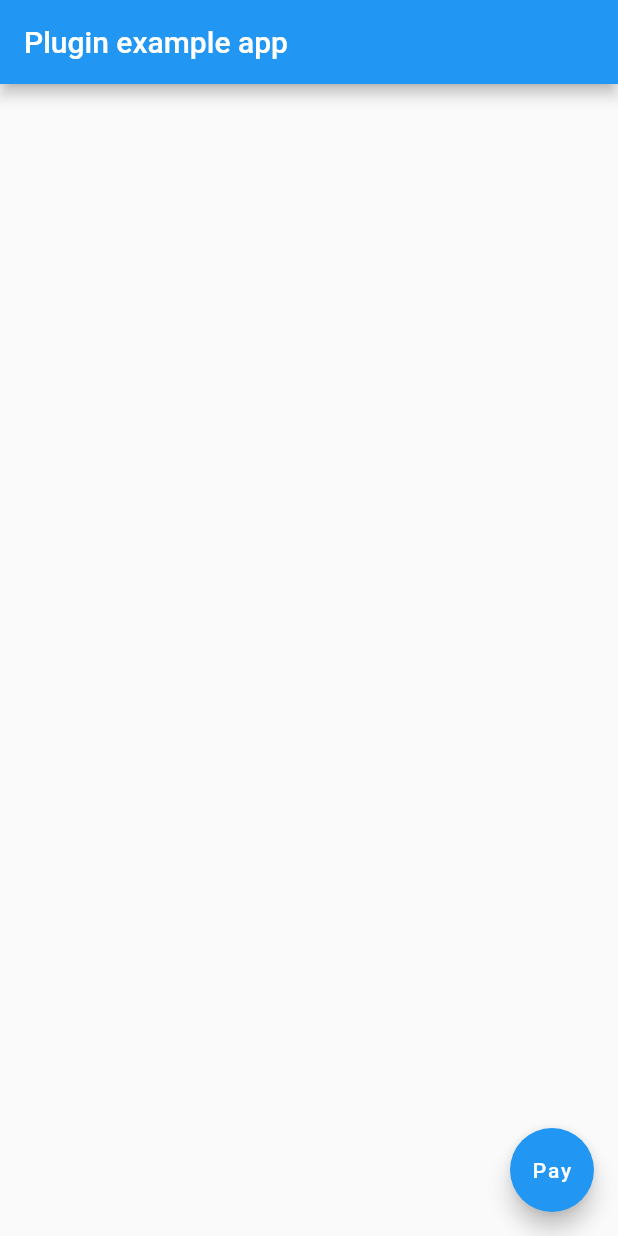
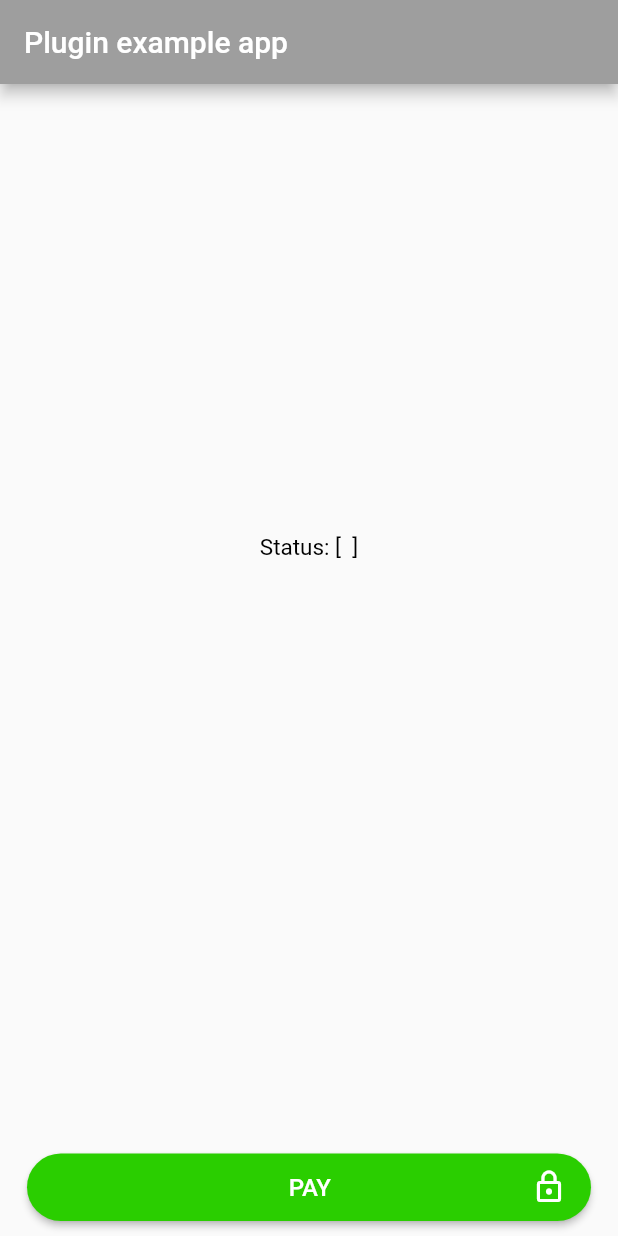
Before and after one commit to Tap-Payments/gosellSDK-Flutter, a Flutter app: the screen it shows after launch, on a phone screen of 412 x 824 dp. Run offline on Flutter 3.47's test engine with Material 2 defaults, Android fonts, the phone set to English and light mode, and no system bars.

Commit message:
Integrate pay button

```diff
--- a/example/lib/main.dart
+++ b/example/lib/main.dart
@@ -1,9 +1,11 @@
+import 'dart:io';
 import 'package:flutter/material.dart';
 import 'dart:async';
 
 import 'package:flutter/services.dart';
 import 'package:go_sell_sdk_flutter/go_sell_sdk_flutter.dart';
 import 'package:go_sell_sdk_flutter/model/models.dart';
+import 'package:go_sell_sdk_flutter_example/tap_loader/awesome_loader.dart';
 
 void main() => runApp(MyApp());
 
@@ -19,10 +21,16 @@ class _MyAppState extends State<MyApp> {
   String sdkErrorCode;
   String sdkErrorMessage;
   String sdkErrorDescription;
+  bool _showLoader;
+
+  Color _buttonColor;
+  double _bottom;
 
   @override
   void initState() {
     super.initState();
+    _buttonColor = Color(0xff2ace00);
+    _showLoader = false;
     configureSDK();
   }
 
@@ -39,7 +47,7 @@ class _MyAppState extends State<MyApp> {
     GoSellSdkFlutter.configureApp(
         bundleId: "company.tap.goSellSDKExample",
         productionSecreteKey: "sk_live_kovrMB0mupFJXfNZWx6Etg5y",
-        sandBoxsecretKey:  "sk_test_kovrMB0mupFJXfNZWx6Etg5y",
+        sandBoxsecretKey: "sk_test_kovrMB0mupFJXfNZWx6Etg5y",
         lang: "en");
   }
 
@@ -63,8 +71,7 @@ class _MyAppState extends State<MyApp> {
             PaymentItem(
                 name: "item1",
                 amountPerUnit: 1,
-                quantity: Quantity(
-                    value: 1),
+                quantity: Quantity(value: 1),
                 discount: {
                   "type": "F",
                   "value": 10,
@@ -162,7 +169,7 @@ class _MyAppState extends State<MyApp> {
           // Allowed cards
           allowedCadTypes: CardType.CREDIT,
           applePayMerchantID: "applePayMerchantID",
-          allowsToSaveSameCardMoreThanOnce:false,
+          allowsToSaveSameCardMoreThanOnce: false,
           paymentType: PaymentType.ALL,
           sdkMode: SDKMode.Sandbox);
     } on PlatformException {
@@ -177,7 +184,12 @@ class _MyAppState extends State<MyApp> {
   }
 
   Future<void> startSDK() async {
+    setState(() {
+      _showLoader = true;
+    });
+
     tapSDKResult = await GoSellSdkFlutter.startPaymentSDK;
+    _showLoader = false;
     print('>>>> ${tapSDKResult['sdk_result']}');
     setState(() {
       switch (tapSDKResult['sdk_result']) {
@@ -265,15 +277,67 @@ class _MyAppState extends State<MyApp> {
         home: Scaffold(
             appBar: AppBar(
               title: const Text('Plugin example app'),
+              backgroundColor: Colors.grey,
             ),
-        body: Center(child: Text('$sdkStatus  $responseID ')),
-        floatingActionButton: FloatingActionButton(
-          onPressed: () {
-            startSDK();
-          },
-          child: Text('Pay'),
+            body: SafeArea(
+              child: Stack(
+                alignment: Alignment.center,
+                children: <Widget>[
+                  Positioned(
+                    top: 300,
+                    left: 18,
+                    right: 18,
+                    child: Text("Status: [$sdkStatus $responseID ]",
+                        style: TextStyle(
+                            color: Colors.black,
+                            fontWeight: FontWeight.w400,
+                            fontFamily: "Roboto",
+                            fontStyle: FontStyle.normal,
+                            fontSize: 15.0),
+                        textAlign: TextAlign.center),
+                  ),
+                  Positioned(
+                    bottom: Platform.isIOS ? 0 : 10,
+                    left: 18,
+                    right: 18,
+                    child: SizedBox(
+                        height: 45,
+                        child: RaisedButton(
+                          color: _buttonColor,
+                          clipBehavior: Clip.hardEdge,
+                          shape: RoundedRectangleBorder(
+                              borderRadius: BorderRadiusDirectional.all(
+                                  Radius.circular(30))),
+                          onPressed: startSDK,
+                          child: Row(
+                              mainAxisAlignment: MainAxisAlignment.center,
+                              children: [
+                                Container(
+                                  width: 25,
+                                  height: 25,
+                                  child: !_showLoader
+                                      ? Container()
+                                      : AwesomeLoader(
+                                          outerColor: Colors.white,
+                                          innerColor: Colors.white,
+                                          // duration: 2,
+                                          strokeWidth: 3.0,
                                         ),
                                 ),
-    );
+                                Spacer(),
+                                Text('PAY',
+                                    style: TextStyle(
+                                        color: Colors.white, fontSize: 16.0)),
+                                Spacer(),
+                                Icon(
+                                  Icons.lock_outline,
+                                  color: Colors.white,
+                                ),
+                              ]),
+                        )),
+                  ),
+                ],
+              ),
+            )));
   }
 }
```
Also changed, not shown: example/lib/tap_loader/awesome_loader.dart (added, +245 -0 lines). Lines whose indentation alone changed are shown as unchanged.
